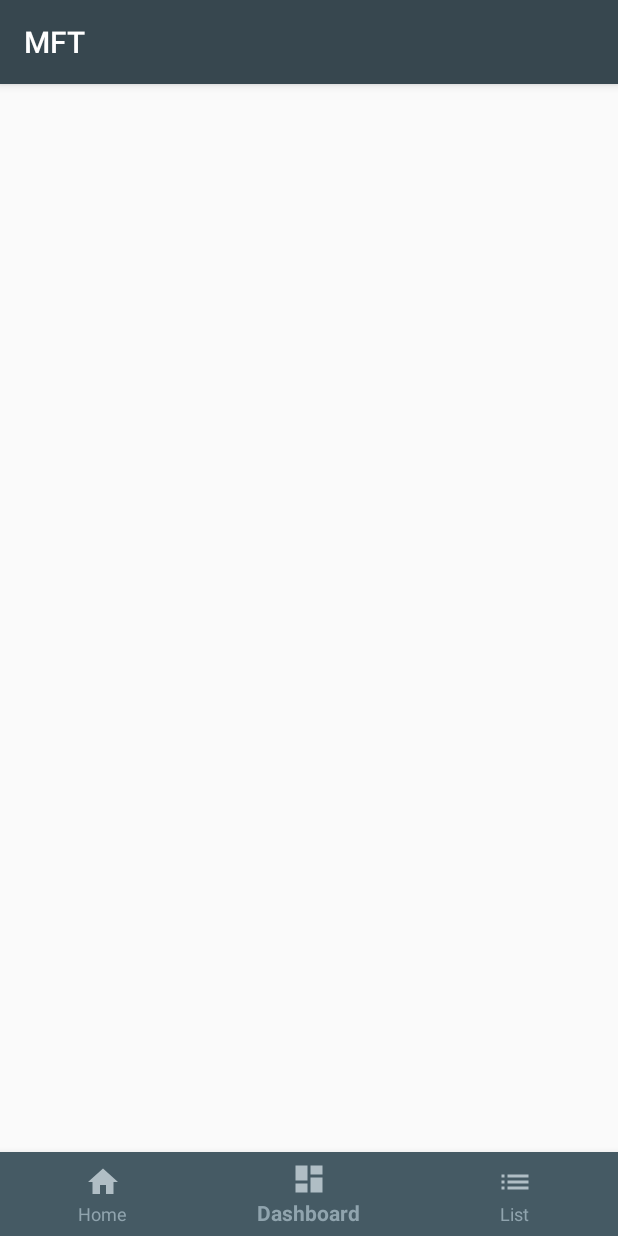
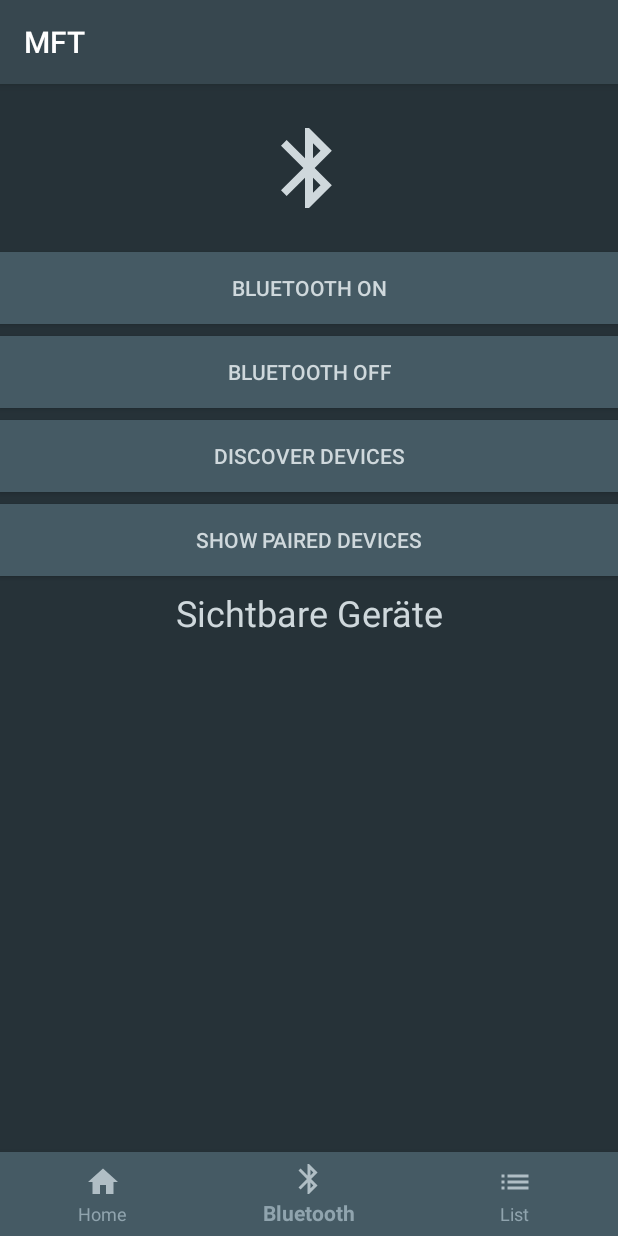
Before and after one commit to FynnMcKracken/MFT, an Android app: the screen it shows after launch (MainActivity), item 2 of the bottom bar chosen, on a phone screen of 412 x 824 dp. Run offline under Robolectric (Android 15) with nearby library versions, the phone set to English and light mode, and no system bars.

Commit message:
Added Bluetooth-Fragment implementing CustomBluetoothManager

```diff
--- a/app/src/main/AndroidManifest.xml
+++ b/app/src/main/AndroidManifest.xml
@@ -3,7 +3,7 @@
     package="de.mckracken.mft" >
     <uses-permission android:name="android.permission.BLUETOOTH" />
     <uses-permission android:name="android.permission.BLUETOOTH_ADMIN" />
-    <!--<uses-permission android:name="android.permission.ACCESS_COARSE_LOCATION" />--><!--Nicht sicher ob notwendig-->
+    <uses-permission android:name="android.permission.ACCESS_COARSE_LOCATION" />
 
     <application
         android:allowBackup="true"
--- a/app/src/main/java/de/mckracken/mft/MainActivity.kt
+++ b/app/src/main/java/de/mckracken/mft/MainActivity.kt
@@ -4,6 +4,7 @@ import android.os.Bundle
 import android.widget.Toast
 import com.google.android.material.bottomnavigation.BottomNavigationView
 import androidx.appcompat.app.AppCompatActivity
+import de.mckracken.mft.fragments.BluetoothFragment
 import de.mckracken.mft.fragments.ListFragment
 import kotlinx.android.synthetic.main.activity_main.*
 
@@ -14,7 +15,8 @@ class MainActivity : AppCompatActivity() {
             R.id.navigation_home -> {
                 return@OnNavigationItemSelectedListener true
             }
-            R.id.navigation_dashboard -> {
+            R.id.navigation_bluetooth -> {
+                supportFragmentManager.beginTransaction().replace(R.id.fragment_container, BluetoothFragment()).commit()
                 return@OnNavigationItemSelectedListener true
             }
             R.id.navigation_list -> {
--- /dev/null
+++ b/app/src/main/java/de/mckracken/mft/fragments/BluetoothFragment.kt
@@ -0,0 +1,64 @@
+package de.mckracken.mft.fragments
+
+import android.bluetooth.BluetoothDevice
+import android.content.BroadcastReceiver
+import android.content.Context
+import android.content.Intent
+import android.os.Bundle
+import android.view.LayoutInflater
+import android.view.View
+import android.view.ViewGroup
+import android.widget.ImageView
+import androidx.appcompat.app.AppCompatActivity
+import androidx.fragment.app.Fragment
+import androidx.recyclerview.widget.RecyclerView
+import de.mckracken.mft.MainActivity
+import de.mckracken.mft.R
+import de.mckracken.mft.manager.CustomBluetoothManager
+import kotlinx.android.synthetic.main.fragment_bluetooth.view.*
+
+class BluetoothFragment : Fragment() {
+
+    private lateinit var bluetoothManager : CustomBluetoothManager
+
+    override fun onCreate(savedInstanceState: Bundle?) {
+        super.onCreate(savedInstanceState)
+        bluetoothManager = CustomBluetoothManager(activity as Context)
+    }
+
+    override fun onCreateView(inflater: LayoutInflater, container: ViewGroup?, savedInstanceState: Bundle?): View? {
+        val view: View = inflater.inflate(R.layout.fragment_bluetooth, container, false)
+        val devicesArray : ArrayList<BluetoothDevice> = bluetoothManager.getDevices() ?: ArrayList()
+        val recyclerView = view.findViewById<RecyclerView>(R.id.fragment_bluetooth_rv)
+        val recyclerViewAdapter = BluetoothDeviceRecyclerViewAdapter(activity as MainActivity, devicesArray, bluetoothManager)
+        recyclerView.adapter = recyclerViewAdapter
+        val blReceiver: BroadcastReceiver = object : BroadcastReceiver() {
+            override fun onReceive(context: Context, intent: Intent) {
+                val action = intent.action
+                if (BluetoothDevice.ACTION_FOUND == action) {
+                    val device = intent.getParcelableExtra<BluetoothDevice>(BluetoothDevice.EXTRA_DEVICE)
+                    // add device to the list
+                    devicesArray.add(device)
+                    recyclerViewAdapter.setDevices(devicesArray)
+                }
+            }
+        }
+        bluetoothManager.setReceiver(blReceiver)
+
+        view.fragment_bluetooth_button_on.setOnClickListener { bluetoothManager.bluetoothOn(activity as MainActivity) }
+        view.fragment_bluetooth_button_off.setOnClickListener { bluetoothManager.bluetoothOff() }
+        view.fragment_bluetooth_button_discover.setOnClickListener { bluetoothManager.discoverDevices() }
+        view.fragment_bluetooth_button_show.setOnClickListener { recyclerViewAdapter.setDevices(bluetoothManager.showPairedDevices() ?: devicesArray) }
+
+
+//        bluetoothIcon.setOnClickListener {
+//            if (bluetoothManager.isBluetoothEnabled()) bluetoothManager.bluetoothOff() else bluetoothManager.bluetoothOn(context as AppCompatActivity)
+//        }
+
+
+
+
+        return view
+
+    }
+}
--- a/app/src/main/java/de/mckracken/mft/manager/BluetoothService.kt
+++ b/app/src/main/java/de/mckracken/mft/manager/BluetoothService.kt
@@ -29,7 +29,7 @@ class BluetoothService(private val handler: Handler) {
         get() = bluetoothAdapter?.isEnabled
 
     fun disable(){
-        if (bluetoothAdapter != null) bluetoothAdapter.disable()
+        bluetoothAdapter?.disable()
     }
 
     val pairedDevices: Set<BluetoothDevice>? = bluetoothAdapter?.bondedDevices
@@ -91,7 +91,7 @@ class BluetoothService(private val handler: Handler) {
 
         override fun run() {
             var numBytes: Int // bytes returned from read()
-            var stringBuilder = StringBuilder()
+            val stringBuilder = StringBuilder()
 
             // Keep listening to the InputStream until an exception occurs.
             while (true) {
--- /dev/null
+++ b/app/src/main/res/drawable/ic_bluetooth.xml
@@ -0,0 +1,12 @@
+<vector xmlns:android="http://schemas.android.com/apk/res/android"
+        android:width="64dp"
+        android:height="64dp"
+        android:viewportWidth="24.0"
+        android:viewportHeight="24.0">
+    <path
+            android:fillColor="@color/blue_grey_100"
+            android:pathData="M17.71 7.71L12 2h-1v7.59L6.41 5 5 6.41 10.59 12 5 17.59 6.41 19 11 14.41V22h1l5.71-5.71-4.3-4.29 4.3-4.29zM13 5.83l1.88 1.88L13 9.59V5.83zm1.88 10.46L13 18.17v-3.76l1.88 1.88z"/>
+    <path
+            android:fillColor="#00000000"
+            android:pathData="M0 0h24v24H0z"/>
+</vector>
--- /dev/null
+++ b/app/src/main/res/layout/fragment_bluetooth.xml
@@ -0,0 +1,79 @@
+<?xml version="1.0" encoding="utf-8"?>
+<androidx.constraintlayout.widget.ConstraintLayout xmlns:android="http://schemas.android.com/apk/res/android"
+                                                   xmlns:app="http://schemas.android.com/apk/res-auto"
+                                                   xmlns:tools="http://schemas.android.com/tools"
+                                                   android:background="@color/colorAccent"
+                                                   android:id="@+id/fragment_bluetooth_cl"
+                                                   android:clickable="true"
+                                                   android:focusable="true"
+                                                   android:layout_width="match_parent"
+                                                   android:layout_height="match_parent">
+
+        <ImageView
+                android:layout_width="wrap_content"
+                android:layout_height="wrap_content" app:srcCompat="@drawable/ic_bluetooth"
+                android:id="@+id/fragment_bluetooth_iv" app:layout_constraintStart_toStartOf="parent"
+                android:contentDescription="@string/title_bluetooth"
+                app:layout_constraintTop_toTopOf="parent"
+                app:layout_constraintEnd_toEndOf="parent" android:layout_marginTop="24dp"/>
+        <Button
+                android:text="Bluetooth On"
+                android:background="@color/blue_grey_700"
+                android:textColor="@color/blue_grey_100"
+                android:layout_width="match_parent"
+                android:layout_height="wrap_content"
+                app:layout_constraintTop_toBottomOf="@id/fragment_bluetooth_iv"
+                app:layout_constraintStart_toStartOf="parent"
+                app:layout_constraintEnd_toEndOf="parent"
+                android:id="@+id/fragment_bluetooth_button_on" android:layout_marginTop="24dp"/>
+        <Button
+                android:text="Bluetooth Off"
+                android:background="@color/blue_grey_700"
+                android:textColor="@color/blue_grey_100"
+                android:layout_width="match_parent"
+                android:layout_height="wrap_content"
+                app:layout_constraintTop_toBottomOf="@id/fragment_bluetooth_button_on"
+                app:layout_constraintStart_toStartOf="parent"
+                app:layout_constraintEnd_toEndOf="parent"
+                android:id="@+id/fragment_bluetooth_button_off" android:layout_marginTop="8dp"/>
+        <Button
+                android:text="Discover Devices"
+                android:background="@color/blue_grey_700"
+                android:textColor="@color/blue_grey_100"
+                android:layout_width="match_parent"
+                android:layout_height="wrap_content"
+                app:layout_constraintTop_toBottomOf="@id/fragment_bluetooth_button_off"
+                app:layout_constraintStart_toStartOf="parent"
+                app:layout_constraintEnd_toEndOf="parent"
+                android:id="@+id/fragment_bluetooth_button_discover" android:layout_marginTop="8dp"/>
+        <Button
+                android:text="Show Paired Devices"
+                android:background="@color/blue_grey_700"
+                android:textColor="@color/blue_grey_100"
+                android:layout_width="match_parent"
+                android:layout_height="wrap_content"
+                app:layout_constraintTop_toBottomOf="@id/fragment_bluetooth_button_discover"
+                app:layout_constraintStart_toStartOf="parent"
+                app:layout_constraintEnd_toEndOf="parent"
+                android:id="@+id/fragment_bluetooth_button_show" android:layout_marginTop="8dp"/>
+        <TextView
+                android:text="@string/bluetooth_devices"
+                android:textSize="24sp"
+                android:textColor="@color/blue_grey_100"
+                android:layout_width="wrap_content"
+                android:layout_height="wrap_content"
+                android:id="@+id/textView"
+                app:layout_constraintTop_toBottomOf="@id/fragment_bluetooth_button_show"
+                app:layout_constraintStart_toStartOf="parent"
+                app:layout_constraintEnd_toEndOf="parent"
+                android:layout_marginTop="8dp"/>
+        <androidx.recyclerview.widget.RecyclerView
+                android:id="@+id/fragment_bluetooth_rv"
+                android:layout_width="0dp"
+                android:layout_height="0dp"
+                android:layout_marginTop="8dp"
+                app:layout_constraintTop_toBottomOf="@+id/textView" app:layout_constraintStart_toStartOf="parent"
+                android:layout_marginStart="8dp" android:layout_marginEnd="8dp"
+                app:layout_constraintEnd_toEndOf="parent" app:layout_constraintBottom_toBottomOf="parent"
+                android:layout_marginBottom="8dp"/>
+</androidx.constraintlayout.widget.ConstraintLayout>
--- a/app/src/main/res/menu/navigation.xml
+++ b/app/src/main/res/menu/navigation.xml
@@ -7,9 +7,9 @@
         android:title="@string/title_home"/>
 
     <item
-        android:id="@+id/navigation_dashboard"
-        android:icon="@drawable/ic_dashboard_black_24dp"
-        android:title="@string/title_dashboard"/>
+        android:id="@+id/navigation_bluetooth"
+        android:icon="@drawable/ic_bluetooth"
+        android:title="@string/title_bluetooth"/>
 
     <item
         android:id="@+id/navigation_list"
--- a/app/src/main/res/values/strings.xml
+++ b/app/src/main/res/values/strings.xml
@@ -1,6 +1,7 @@
 <resources>
     <string name="app_name">MFT</string>
     <string name="title_home">Home</string>
-    <string name="title_dashboard">Dashboard</string>
+    <string name="title_bluetooth">Bluetooth</string>
     <string name="title_list">List</string>
+    <string name="bluetooth_devices">Sichtbare Geräte</string>
 </resources>
```
Also changed, not shown: app/src/main/java/de/mckracken/mft/fragments/BluetoothDevicesRecyclerViewAdapter.kt (added, +49 -0 lines), app/src/main/java/de/mckracken/mft/fragments/ChannelFragment.kt (added, +36 -0 lines), app/src/main/java/de/mckracken/mft/manager/CustomBluetoothManager.kt (+30 -22 lines), app/src/main/res/layout/fragment_channel.xml (added, +30 -0 lines), app/src/main/res/layout/item_bluetooth_device.xml (added, +29 -0 lines).
